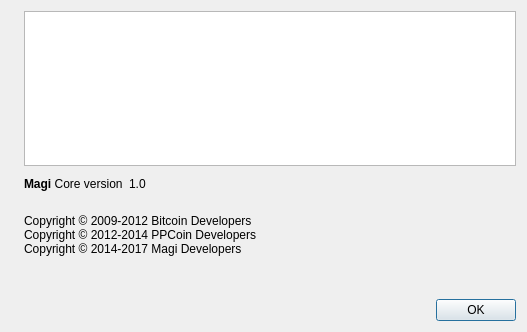
Old version of the form src/qt/forms/aboutdialog.ui in the repository ciwise/cybill.
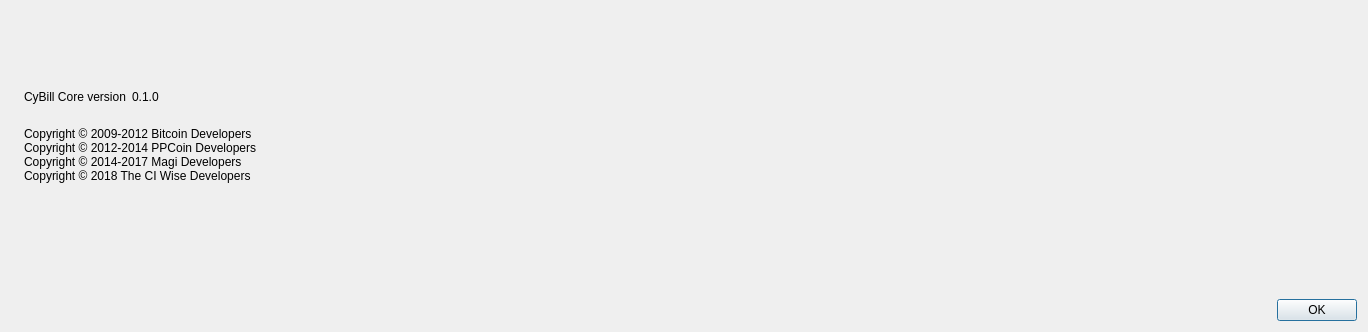
New version of the form. Icons and pictures are not drawn.

```diff
--- a/src/qt/forms/aboutdialog.ui
+++ b/src/qt/forms/aboutdialog.ui
@@ -6,7 +6,7 @@
    <rect>
     <x>0</x>
     <y>0</y>
-    <width>527</width>
+    <width>1368</width>
     <height>332</height>
    </rect>
   </property>
@@ -42,9 +42,6 @@
    </item>
    <item row="0" column="1">
     <layout class="QVBoxLayout" name="verticalLayout_2">
-     <item>
-      <widget class="QTextEdit" name="textEdit"/>
-     </item>
      <item>
       <spacer name="verticalSpacer_2">
        <property name="orientation">
@@ -66,7 +63,7 @@
           <cursorShape>IBeamCursor</cursorShape>
          </property>
          <property name="text">
-          <string>&lt;b&gt;Magi&lt;/b&gt; Core version</string>
+          <string>&lt;html&gt;&lt;head/&gt;&lt;body&gt;&lt;p&gt;CyBill Core version&lt;/p&gt;&lt;/body&gt;&lt;/html&gt;</string>
          </property>
          <property name="textInteractionFlags">
           <set>Qt::LinksAccessibleByMouse|Qt::TextSelectableByKeyboard|Qt::TextSelectableByMouse</set>
@@ -79,7 +76,7 @@
           <cursorShape>IBeamCursor</cursorShape>
          </property>
          <property name="text">
-          <string notr="true">1.0</string>
+          <string notr="true">0.1.0</string>
          </property>
          <property name="textInteractionFlags">
           <set>Qt::LinksAccessibleByMouse|Qt::TextSelectableByKeyboard|Qt::TextSelectableByMouse</set>
@@ -103,6 +100,12 @@
      </item>
      <item>
       <widget class="QLabel" name="copyrightLabel">
+       <property name="maximumSize">
+        <size>
+         <width>16777215</width>
+         <height>2000000</height>
+        </size>
+       </property>
        <property name="cursor">
         <cursorShape>IBeamCursor</cursorShape>
        </property>
@@ -111,7 +114,8 @@
 Copyright © 2009-2012 Bitcoin Developers
 Copyright © 2012-2014 PPCoin Developers
 Copyright © 2014-2017 Magi Developers
-</string>
+Copyright © 2018 The CI Wise Developers
+				</string>
        </property>
        <property name="textInteractionFlags">
         <set>Qt::LinksAccessibleByMouse|Qt::TextSelectableByKeyboard|Qt::TextSelectableByMouse</set>
```
Left out of the diff: 2 changed lines with no effect on the pictures.
